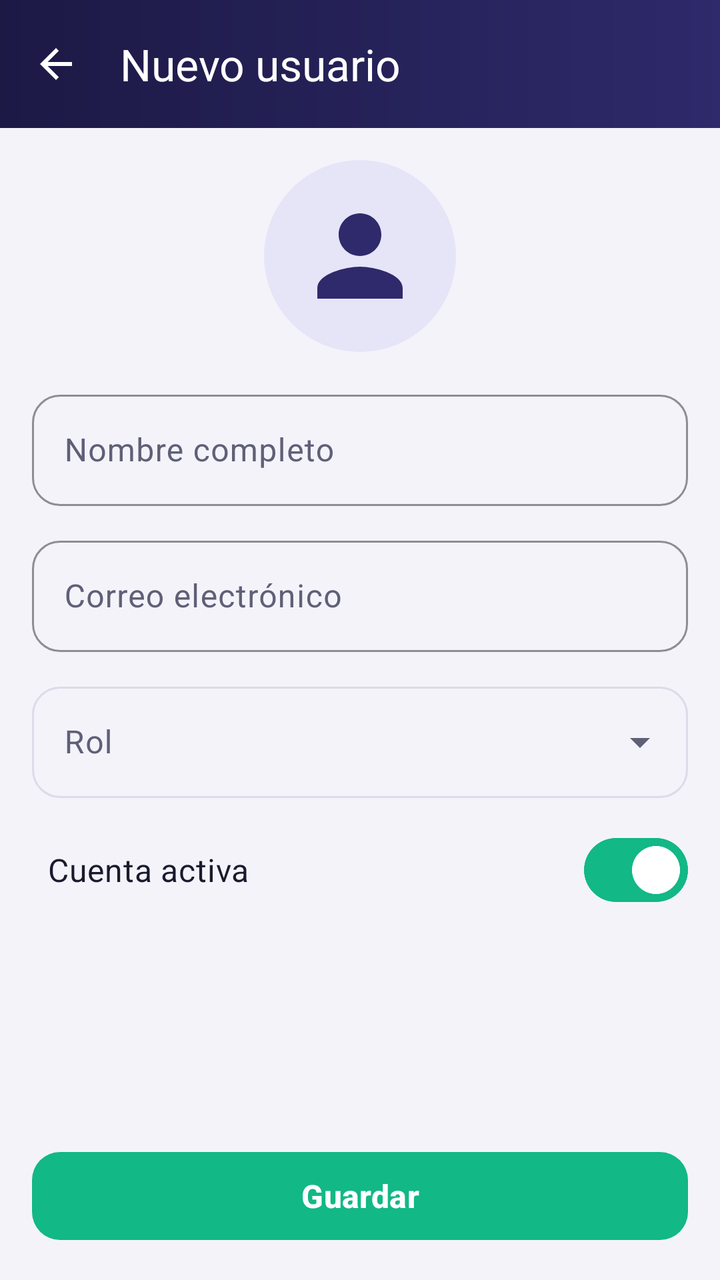
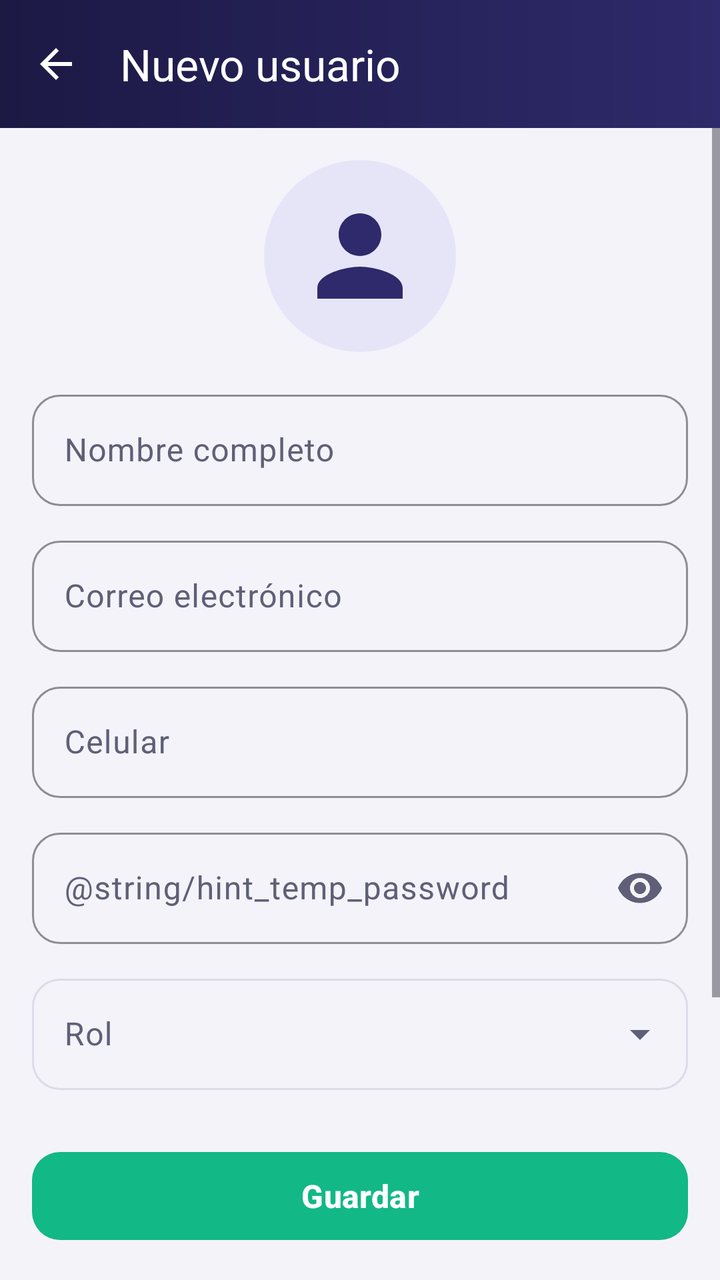

An Android layout rendered at two revisions. The XML below is the earlier revision; the diff shows what the commit changed to produce the second picture.
<!-- AndroidManifest.xml: application theme Theme.TechNova -->
<!-- res/layout/activity_user_form.xml -->
<?xml version="1.0" encoding="utf-8"?>
<LinearLayout xmlns:android="http://schemas.android.com/apk/res/android"
    xmlns:app="http://schemas.android.com/apk/res-auto"
    android:layout_width="match_parent"
    android:layout_height="match_parent"
    android:background="@color/tn_background"
    android:orientation="vertical">

    <com.google.android.material.appbar.MaterialToolbar
        android:id="@+id/toolbar"
        style="@style/Widget.TechNova.Toolbar"
        android:layout_width="match_parent"
        android:layout_height="wrap_content"
        app:navigationIcon="@drawable/ic_back"
        app:title="@string/user_form_new" />

    <ScrollView
        android:layout_width="match_parent"
        android:layout_height="0dp"
        android:layout_weight="1">

        <LinearLayout
            android:layout_width="match_parent"
            android:layout_height="wrap_content"
            android:orientation="vertical"
            android:padding="@dimen/space_l">

            <ImageView
                android:layout_width="@dimen/logo_size"
                android:layout_height="@dimen/logo_size"
                android:layout_gravity="center_horizontal"
                android:background="@drawable/bg_icon_circle"
                android:contentDescription="@string/cd_avatar"
                android:padding="@dimen/space_l"
                android:src="@drawable/ic_person" />

            <com.google.android.material.textfield.TextInputLayout
                android:id="@+id/tilName"
                android:layout_width="match_parent"
                android:layout_height="wrap_content"
                android:layout_marginTop="@dimen/space_l"
                android:hint="@string/hint_name">

                <com.google.android.material.textfield.TextInputEditText
                    android:id="@+id/etName"
                    android:layout_width="match_parent"
                    android:layout_height="wrap_content"
                    android:inputType="textPersonName" />
            </com.google.android.material.textfield.TextInputLayout>

            <com.google.android.material.textfield.TextInputLayout
                android:id="@+id/tilEmail"
                android:layout_width="match_parent"
                android:layout_height="wrap_content"
                android:layout_marginTop="@dimen/space_m"
                android:hint="@string/hint_email">

                <com.google.android.material.textfield.TextInputEditText
                    android:id="@+id/etEmail"
                    android:layout_width="match_parent"
                    android:layout_height="wrap_content"
                    android:inputType="textEmailAddress" />
            </com.google.android.material.textfield.TextInputLayout>

            <com.google.android.material.textfield.TextInputLayout
                android:id="@+id/tilRole"
                style="@style/Widget.Material3.TextInputLayout.OutlinedBox.ExposedDropdownMenu"
                android:layout_width="match_parent"
                android:layout_height="wrap_content"
                android:layout_marginTop="@dimen/space_m"
                android:hint="@string/hint_role"
                app:boxCornerRadiusBottomEnd="@dimen/radius_m"
                app:boxCornerRadiusBottomStart="@dimen/radius_m"
                app:boxCornerRadiusTopEnd="@dimen/radius_m"
                app:boxCornerRadiusTopStart="@dimen/radius_m">

                <AutoCompleteTextView
                    android:id="@+id/actRole"
                    android:layout_width="match_parent"
                    android:layout_height="wrap_content"
                    android:inputType="none" />
            </com.google.android.material.textfield.TextInputLayout>

            <com.google.android.material.materialswitch.MaterialSwitch
                android:id="@+id/swActive"
                style="@style/Widget.TechNova.Switch"
                android:layout_marginTop="@dimen/space_m"
                android:checked="true"
                android:text="@string/label_user_active" />
        </LinearLayout>
    </ScrollView>

    <com.google.android.material.button.MaterialButton
        android:id="@+id/btnSave"
        style="@style/Widget.TechNova.Button.Accent"
        android:layout_width="match_parent"
        android:layout_height="wrap_content"
        android:layout_margin="@dimen/space_l"
        android:text="@string/action_save" />
</LinearLayout>
<!-- resources referenced by this layout -->
<resources>
  <color name="tn_background">#F4F3FA</color>
  <dimen name="logo_size">96dp</dimen>
  <dimen name="radius_m">14dp</dimen>
  <dimen name="space_l">16dp</dimen>
  <dimen name="space_m">12dp</dimen>
  <!-- drawable bg_icon_circle (drawable) -->
  <?xml version="1.0" encoding="utf-8"?>
  <shape xmlns:android="http://schemas.android.com/apk/res/android" android:shape="oval">
      <solid android:color="@color/tn_indigo_light" />
  </shape>
  <!-- drawable ic_back (drawable) -->
  <?xml version="1.0" encoding="utf-8"?>
  <vector xmlns:android="http://schemas.android.com/apk/res/android"
      android:width="24dp"
      android:height="24dp"
      android:viewportWidth="24"
      android:viewportHeight="24">
      <path
          android:fillColor="@color/tn_indigo"
          android:pathData="M20,11H7.83l5.59,-5.59L12,4l-8,8 8,8 1.41,-1.41L7.83,13H20v-2z" />
  </vector>
  <!-- drawable ic_person (drawable) -->
  <?xml version="1.0" encoding="utf-8"?>
  <vector xmlns:android="http://schemas.android.com/apk/res/android"
      android:width="24dp"
      android:height="24dp"
      android:viewportWidth="24"
      android:viewportHeight="24">
      <path
          android:fillColor="@color/tn_indigo"
          android:pathData="M12,12c2.21,0 4,-1.79 4,-4s-1.79,-4 -4,-4 -4,1.79 -4,4 1.79,4 4,4zM12,14c-2.67,0 -8,1.34 -8,4v2h16v-2c0,-2.66 -5.33,-4 -8,-4z" />
  </vector>
  <string name="action_save">Guardar</string>
  <string name="cd_avatar">Foto de perfil</string>
  <string name="hint_email">Correo electrónico</string>
  <string name="hint_name">Nombre completo</string>
  <string name="hint_role">Rol</string>
  <string name="label_user_active">Cuenta activa</string>
  <string name="user_form_new">Nuevo usuario</string>
  <style name="Widget.TechNova.Button.Accent">
          <item name="backgroundTint">@color/tn_mint</item>
      </style>
  <style name="Widget.TechNova.Toolbar" parent="Widget.Material3.Toolbar">
          <item name="android:background">@drawable/bg_toolbar</item>
          <item name="titleTextColor">@color/tn_white</item>
          <item name="subtitleTextColor">@color/tn_indigo_light</item>
          <item name="navigationIconTint">@color/tn_white</item>
          <item name="android:minHeight">?attr/actionBarSize</item>
          <item name="android:theme">@style/ThemeOverlay.TechNova.Toolbar</item>
      </style>
  <color name="tn_indigo_light">#E6E4F7</color>
  <color name="tn_indigo">#2E2A6B</color>
  <color name="tn_mint">#12B886</color>
  <dimen name="touch_min">48dp</dimen>
  <dimen name="space_s">8dp</dimen>
  <dimen name="text_subtitle">16sp</dimen>
  <color name="tn_text_primary">#1A1A2E</color>
  <!-- drawable bg_toolbar (drawable) -->
  <?xml version="1.0" encoding="utf-8"?>
  <shape xmlns:android="http://schemas.android.com/apk/res/android" android:shape="rectangle">
      <gradient
          android:angle="0"
          android:endColor="@color/tn_indigo"
          android:startColor="@color/tn_indigo_dark" />
  </shape>
  <color name="tn_white">#FFFFFF</color>
  <style name="ThemeOverlay.TechNova.Toolbar" parent="ThemeOverlay.Material3.Dark.ActionBar">
          <item name="colorControlNormal">@color/tn_white</item>
          <item name="colorOnSurface">@color/tn_white</item>
      </style>
  <color name="tn_mint_light">#D3F5EA</color>
  <color name="tn_coral">#FF6B4A</color>
  <color name="tn_status_error">#E5484D</color>
  <color name="tn_surface">#FFFFFF</color>
  <color name="tn_text_secondary">#5F6077</color>
  <color name="tn_divider">#DCDBE8</color>
  <color name="tn_indigo_dark">#1C1945</color>
  <style name="Widget.TechNova.Card" parent="Widget.Material3.CardView.Elevated">
          <item name="cardCornerRadius">@dimen/radius_m</item>
          <item name="cardElevation">@dimen/card_elevation</item>
          <item name="cardBackgroundColor">@color/tn_surface</item>
      </style>
  <dimen name="button_height">52dp</dimen>
  <dimen name="card_elevation">3dp</dimen>
  <!-- unchanged entries left out for length: 4 -->
</resources>

<!-- the commit's change to res/layout/activity_user_form.xml (unified diff, before → after) -->
@@ -63,6 +63,35 @@
             </com.google.android.material.textfield.TextInputLayout>
 
             <com.google.android.material.textfield.TextInputLayout
+                android:id="@+id/tilPhone"
+                android:layout_width="match_parent"
+                android:layout_height="wrap_content"
+                android:layout_marginTop="@dimen/space_m"
+                android:hint="@string/hint_phone">
+
+                <com.google.android.material.textfield.TextInputEditText
+                    android:id="@+id/etPhone"
+                    android:layout_width="match_parent"
+                    android:layout_height="wrap_content"
+                    android:inputType="phone" />
+            </com.google.android.material.textfield.TextInputLayout>
+
+            <com.google.android.material.textfield.TextInputLayout
+                android:id="@+id/tilPassword"
+                android:layout_width="match_parent"
+                android:layout_height="wrap_content"
+                android:layout_marginTop="@dimen/space_m"
+                android:hint="@string/hint_temp_password"
+                app:endIconMode="password_toggle">
+
+                <com.google.android.material.textfield.TextInputEditText
+                    android:id="@+id/etPassword"
+                    android:layout_width="match_parent"
+                    android:layout_height="wrap_content"
+                    android:inputType="textPassword" />
+            </com.google.android.material.textfield.TextInputLayout>
+
+            <com.google.android.material.textfield.TextInputLayout
                 android:id="@+id/tilRole"
                 style="@style/Widget.Material3.TextInputLayout.OutlinedBox.ExposedDropdownMenu"
                 android:layout_width="match_parent"
<!-- resource entries referenced after the edit -->
@@ -36,6 +36,7 @@
   <string name="cd_avatar">Foto de perfil</string>
   <string name="hint_email">Correo electrónico</string>
   <string name="hint_name">Nombre completo</string>
+  <string name="hint_phone">Celular</string>
   <string name="hint_role">Rol</string>
   <string name="label_user_active">Cuenta activa</string>
   <string name="user_form_new">Nuevo usuario</string>
